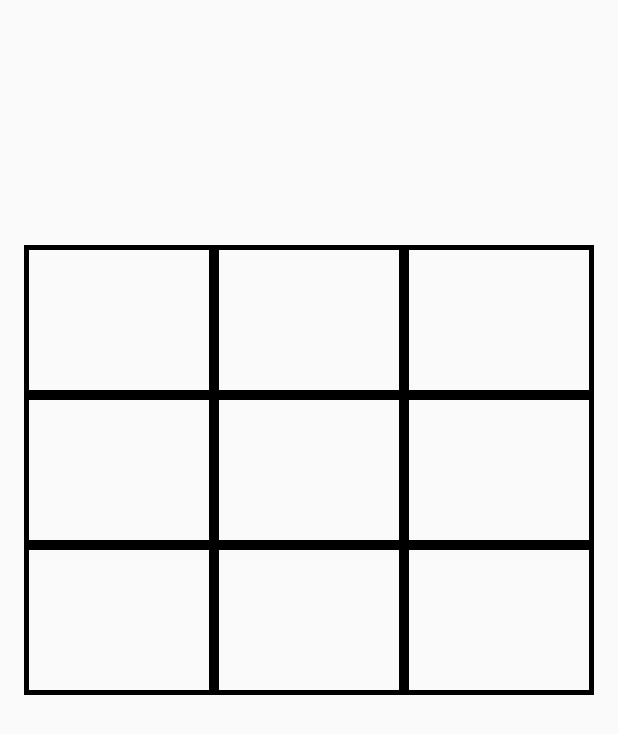
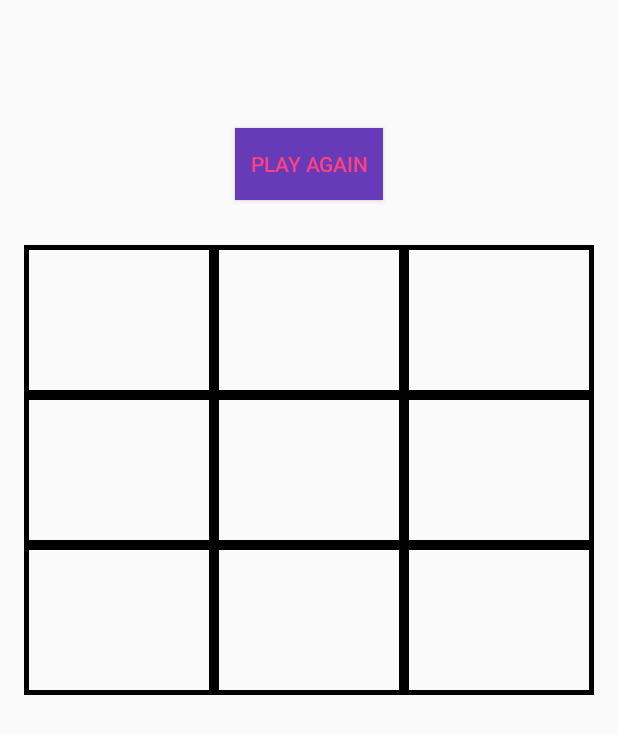
Before and after one commit to EmploYeezy/ticTacToe, an Android app: the layout activity_game.xml on its own in the app's theme, with its tools: preview values and no code run, on a phone screen of 412 x 824 dp. Shown: the top 734 px of the screen. Run offline under Robolectric (Android 15) with nearby library versions, the phone set to English and light mode, and no system bars.

```diff
--- a/app/src/main/java/ly/generalassemb/drewmahrt/tictactoe/MainActivity.java
+++ b/app/src/main/java/ly/generalassemb/drewmahrt/tictactoe/MainActivity.java
@@ -41,6 +41,7 @@ public class MainActivity extends AppCompatActivity {
         super.onResume();
         sharedpreferences = getApplicationContext().getSharedPreferences("naughtsAndCrossesKey", getApplicationContext().MODE_PRIVATE);
         theWinner = sharedpreferences.getString("winner", "");
+
         previousWinner.setText("Player " +theWinner + " was the last winner");
     }
 
--- a/app/src/main/res/layout/activity_game.xml
+++ b/app/src/main/res/layout/activity_game.xml
@@ -21,6 +21,20 @@
         android:paddingBottom="100dp"
         android:textIsSelectable="false" />
 
+    <Button
+        android:id="@+id/replayButton"
+        android:text="Play Again"
+        android:elevation="15dp"
+        android:background="@color/colorPrimary"
+        android:textColor="@color/colorAccent"
+        android:layout_width="wrap_content"
+        android:paddingLeft="10dp"
+        android:paddingRight="10dp"
+        android:layout_height="wrap_content"
+        android:layout_above="@+id/gridLayout"
+        android:layout_marginBottom="30dp"
+        android:layout_centerHorizontal="true"/>
+
     <GridLayout
         android:layout_width="match_parent"
         android:layout_height="wrap_content"
@@ -32,7 +46,8 @@
         android:layout_alignParentRight="true"
         android:layout_alignParentEnd="true"
         android:foregroundTint="#E1BEE7"
-        android:foregroundTintMode="add">
+        android:foregroundTintMode="add"
+        android:id="@+id/gridLayout">
 
         <TextView
             android:layout_width="100dp"
--- a/app/src/main/res/layout/activity_main.xml
+++ b/app/src/main/res/layout/activity_main.xml
@@ -18,7 +18,7 @@
         android:maxLength="10"
         android:maxLines="1"
         android:layout_height="wrap_content"
-        android:hint="Enter Player One's Name"/>
+        android:hint="Player One is Os"/>
 
     <EditText
         android:id="@+id/player_two_name"
@@ -28,7 +28,7 @@
         android:maxLength="10"
         android:maxLines="1"
         android:layout_height="wrap_content"
-        android:hint="Enter Player Two's Name"
+        android:hint="Player Two is Xs"
         android:layout_below="@id/player_one_name"/>
 
     <Button
@@ -38,7 +38,7 @@
         android:textSize="25sp"
         android:text="Start Playing!"
         android:background="@color/colorPrimaryDark"
-        android:elevation="10dp"
+        android:elevation="15dp"
         android:paddingLeft="10dp"
         android:paddingRight="10dp"
         android:textColor="@color/colorAccent"
```
Also changed, not shown: app/src/main/java/ly/generalassemb/drewmahrt/tictactoe/GameActivity.java (+63 -41 lines).
